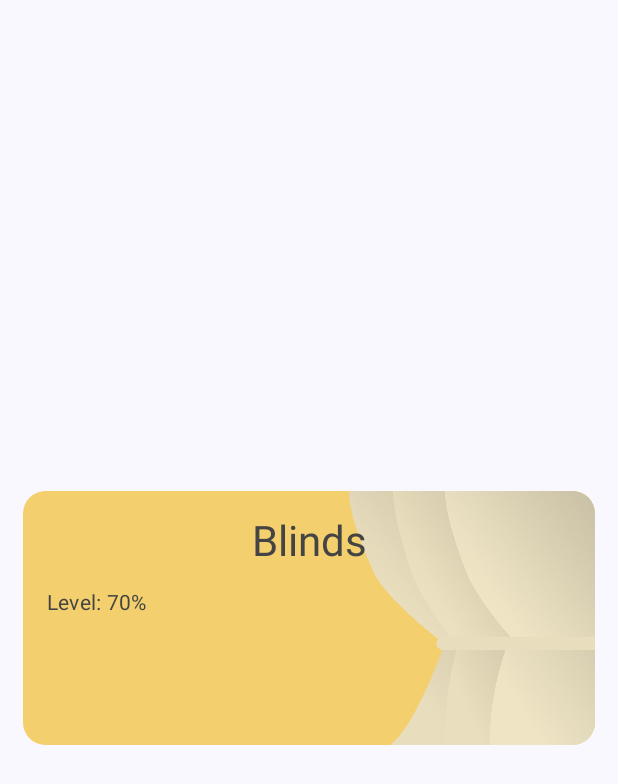
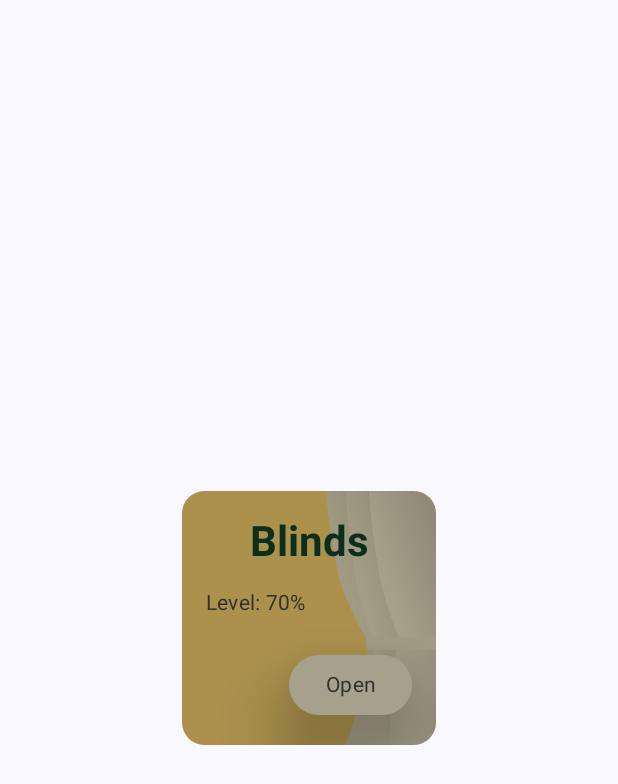
Before and after one commit to meursault00/HCI_TP3, an Android app built with Jetpack Compose: the composable BlindsBox shown on its own in the app's theme, on a phone screen of 412 x 824 dp. Shown: the top 784 px of the screen. Run offline under Robolectric (Android 15) with nearby library versions, the phone set to English and light mode, and no system bars; 2 statements that could not run were skipped.

Commit message:
un boton para las boxes

```diff
--- a/app/src/main/java/com/example/homehive/boxes/BlindsBox.kt
+++ b/app/src/main/java/com/example/homehive/boxes/BlindsBox.kt
@@ -1,27 +1,59 @@
 package com.example.homehive.boxes
 
+import androidx.compose.animation.core.animateDpAsState
+import androidx.compose.animation.core.animateOffsetAsState
+import androidx.compose.animation.core.tween
 import androidx.compose.foundation.Image
+import androidx.compose.foundation.background
 import androidx.compose.foundation.clickable
 import androidx.compose.foundation.layout.Box
 import androidx.compose.foundation.layout.fillMaxSize
 import androidx.compose.foundation.layout.height
+import androidx.compose.foundation.layout.offset
 import androidx.compose.foundation.layout.padding
 import androidx.compose.foundation.layout.width
+import androidx.compose.foundation.shape.CornerSize
 import androidx.compose.foundation.shape.RoundedCornerShape
+import androidx.compose.material3.Button
+import androidx.compose.material3.ButtonDefaults
 import androidx.compose.material3.MaterialTheme
 import androidx.compose.material3.Surface
 import androidx.compose.material3.Text
 import androidx.compose.runtime.Composable
+import androidx.compose.runtime.getValue
+import androidx.compose.runtime.mutableStateOf
+import androidx.compose.runtime.remember
 import androidx.compose.ui.Alignment
 import androidx.compose.ui.Modifier
+import androidx.compose.ui.draw.drawBehind
+import androidx.compose.ui.geometry.Offset
 import androidx.compose.ui.graphics.Color
+import androidx.compose.ui.graphics.drawscope.DrawScope
+import androidx.compose.ui.graphics.drawscope.DrawStyle
+import androidx.compose.ui.graphics.drawscope.clipPath
+import androidx.compose.ui.graphics.drawscope.withTransform
 import androidx.compose.ui.layout.ContentScale
 import androidx.compose.ui.res.painterResource
+import androidx.compose.ui.text.font.FontWeight
+import androidx.compose.ui.text.style.TextAlign
+import androidx.compose.ui.tooling.preview.Preview
+import androidx.compose.ui.unit.Dp
 import androidx.compose.ui.unit.dp
 import com.example.homehive.R
 
 @Composable
 fun BlindsBox(onClick: () -> Unit) {
+    var isOpen = remember { mutableStateOf(false) }
+
+    val blindsHeight: Dp by animateDpAsState(
+        targetValue = if (isOpen.value) 400.dp else 200.dp,
+        animationSpec = tween(durationMillis = 100)
+    )
+    val blindsWidth: Dp by animateDpAsState(
+        targetValue = if (isOpen.value) 400.dp else 200.dp,
+        animationSpec = tween(durationMillis = 100)
+    )
+
     Box(
         modifier = Modifier
             .fillMaxSize()
@@ -31,14 +63,15 @@ fun BlindsBox(onClick: () -> Unit) {
         Surface(
             modifier = Modifier
                 .height(200.dp)
-                .width(600.dp)
+                .width(200.dp)
                 .padding(vertical = 15.dp, horizontal = 15.dp)
                 .clickable(onClick = onClick),
             shape = RoundedCornerShape(15.dp),
             color = Color(0xFFF4CF6D)
         ) {
             Box(
-                modifier = Modifier.fillMaxSize(),
+                modifier = Modifier
+                    .fillMaxSize(),
                 contentAlignment = Alignment.Center
             ) {
                 Image(
@@ -49,12 +82,14 @@ fun BlindsBox(onClick: () -> Unit) {
                 )
                 Text(
                     text = "Blinds",
+                    fontWeight = FontWeight.Bold,
                     style = MaterialTheme.typography.headlineMedium,
-                    color = Color.DarkGray,
+                    color = Color(0xFF114225),
                     modifier = Modifier
                         .padding(16.dp)
                         .align(Alignment.TopCenter)
                 )
+
                 Text(
                     text = "Level: 70%\n",
                     style = MaterialTheme.typography.bodyMedium,
@@ -63,6 +98,35 @@ fun BlindsBox(onClick: () -> Unit) {
                         .padding(16.dp)
                         .align(Alignment.CenterStart)
                 )
+
+                Button(
+                    onClick = { isOpen.value = !isOpen.value },
+                    elevation = ButtonDefaults.buttonElevation(
+                        defaultElevation = 30.dp,
+                        pressedElevation = 0.0.dp,
+                    ),
+                    modifier = Modifier
+                        .padding(16.dp)
+                        .align(Alignment.BottomEnd),
+                    colors = ButtonDefaults.buttonColors(
+                        containerColor = if (isOpen.value) Color(0xFFEFE5C5) else Color(0xFFEEE5C9)
+                    ),
+                ) {
+                    Text(
+                        text = if (isOpen.value) "Close" else "Open",
+                        style = MaterialTheme.typography.bodyMedium,
+                        color = Color.DarkGray,
+                        textAlign = TextAlign.Center
+                    )
+                }
+
+                if (!isOpen.value) {
+                    Box(
+                        modifier = Modifier
+                            .fillMaxSize()
+                            .background(Color.Black.copy(alpha = 0.3f))
+                    )
+                }
             }
         }
     }
--- a/app/src/main/java/com/example/homehive/boxes/FridgeBox.kt
+++ b/app/src/main/java/com/example/homehive/boxes/FridgeBox.kt
@@ -17,6 +17,7 @@ import androidx.compose.ui.Modifier
 import androidx.compose.ui.graphics.Color
 import androidx.compose.ui.layout.ContentScale
 import androidx.compose.ui.res.painterResource
+import androidx.compose.ui.text.font.FontWeight
 import androidx.compose.ui.unit.dp
 import com.example.homehive.R
 
@@ -32,7 +33,7 @@ fun FridgeBox(onClick: () -> Unit) {
         Surface(
             modifier = Modifier
                 .height(200.dp)
-                .width(600.dp)
+                .width(200.dp)
                 .padding(vertical = 15.dp, horizontal = 15.dp)
                 .clickable(onClick = onClick),
             shape = RoundedCornerShape(15.dp),
@@ -52,8 +53,9 @@ fun FridgeBox(onClick: () -> Unit) {
 
                 Text(
                     text = "Fridge",
+                    fontWeight = FontWeight.Bold,
                     style = MaterialTheme.typography.headlineMedium,
-                    color = Color.DarkGray,
+                    color = Color(0xFF114225),
                     modifier = Modifier
                         .padding(16.dp)
                         .align(Alignment.TopCenter)
--- a/app/src/main/java/com/example/homehive/boxes/SpeakerBox.kt
+++ b/app/src/main/java/com/example/homehive/boxes/SpeakerBox.kt
@@ -17,6 +17,7 @@ import androidx.compose.ui.Modifier
 import androidx.compose.ui.graphics.Color
 import androidx.compose.ui.layout.ContentScale
 import androidx.compose.ui.res.painterResource
+import androidx.compose.ui.text.font.FontWeight
 import androidx.compose.ui.unit.dp
 import com.example.homehive.R
 
@@ -32,7 +33,7 @@ fun SpeakerBox(onClick: () -> Unit) {
         Surface(
             modifier = Modifier
                 .height(200.dp)
-                .width(600.dp)
+                .width(200.dp)
                 .padding(vertical = 15.dp, horizontal = 15.dp)
                 .clickable(onClick = onClick),
             shape = RoundedCornerShape(15.dp),
@@ -50,8 +51,9 @@ fun SpeakerBox(onClick: () -> Unit) {
                 )
                 Text(
                     text = "Speaker",
+                    fontWeight = FontWeight.Bold,
                     style = MaterialTheme.typography.headlineMedium,
-                    color = Color.DarkGray,
+                    color = Color(0xFF114225),
                     modifier = Modifier
                         .padding(16.dp)
                         .align(Alignment.TopCenter)
--- a/app/src/main/java/com/example/homehive/screens/HomeScreen.kt
+++ b/app/src/main/java/com/example/homehive/screens/HomeScreen.kt
@@ -22,7 +22,7 @@ fun HomeScreen(navController: NavController) {
             .padding(top = 70.dp)
     ) {
         LazyVerticalGrid(
-            columns = GridCells.Fixed(2),
+            columns = GridCells.Adaptive(150.dp),
             modifier = Modifier.padding(vertical = 10.dp, horizontal = 10.dp),
             verticalArrangement = Arrangement.spacedBy(5.dp)
         ) {
```
Also changed, not shown: app/src/main/java/com/example/homehive/boxes/OvenBox.kt (+51 -3 lines), app/src/main/java/com/example/homehive/boxes/TapBox.kt (+60 -3 lines).
